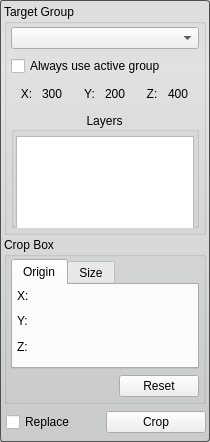
Old version of the form src/Interface/ToolInterface/CropToolInterface.ui in the repository SCIInstitute/Seg3D.
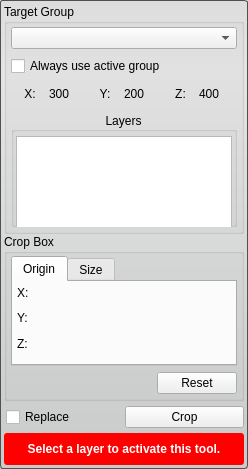
New version of the form. Custom widgets are drawn as their Qt base class.

Commit message: added a warning to the all the tools and filters for when the proper layer isnt selected.

```diff
--- a/src/Interface/ToolInterface/CropToolInterface.ui
+++ b/src/Interface/ToolInterface/CropToolInterface.ui
@@ -6,8 +6,8 @@
    <rect>
     <x>0</x>
     <y>0</y>
-    <width>210</width>
-    <height>442</height>
+    <width>248</width>
+    <height>469</height>
    </rect>
   </property>
   <property name="sizePolicy">
@@ -46,7 +46,7 @@
   </property>
   <layout class="QVBoxLayout" name="verticalLayout_7">
    <property name="spacing">
-    <number>2</number>
+    <number>0</number>
    </property>
    <property name="margin">
     <number>4</number>
@@ -581,6 +581,48 @@
      </layout>
     </widget>
    </item>
+   <item>
+    <widget class="QWidget" name="message_alert_" native="true">
+     <property name="minimumSize">
+      <size>
+       <width>0</width>
+       <height>32</height>
+      </size>
+     </property>
+     <property name="styleSheet">
+      <string notr="true">QLabel#message_{
+  color: white;
+  font: bold;
+}
+
+QWidget#message_alert_{
+  border-radius: 3px;
+  background-color: red;
+}</string>
+     </property>
+     <layout class="QHBoxLayout" name="horizontalLayout_4">
+      <property name="spacing">
+       <number>0</number>
+      </property>
+      <property name="margin">
+       <number>4</number>
+      </property>
+      <item>
+       <widget class="QLabel" name="message_">
+        <property name="text">
+         <string>Select a layer to activate this tool.</string>
+        </property>
+        <property name="alignment">
+         <set>Qt::AlignCenter</set>
+        </property>
+        <property name="wordWrap">
+         <bool>true</bool>
+        </property>
+       </widget>
+      </item>
+     </layout>
+    </widget>
+   </item>
   </layout>
  </widget>
  <customwidgets>
```
The commit also changes 67 other files.
